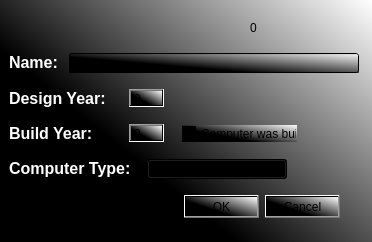
Old version of the form computerdialog.ui in the repository annakrih/T113VLN1-3.
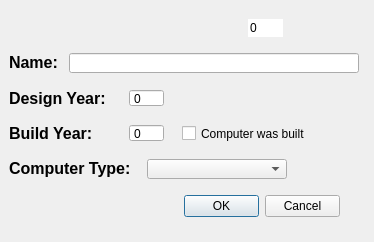
New version of the form.

Patch:
```diff
--- a/computerdialog.ui
+++ b/computerdialog.ui
@@ -6,22 +6,21 @@
    <rect>
     <x>0</x>
     <y>0</y>
-    <width>372</width>
+    <width>374</width>
     <height>242</height>
    </rect>
   </property>
   <property name="minimumSize">
    <size>
-    <width>335</width>
-    <height>222</height>
+    <width>374</width>
+    <height>242</height>
    </size>
   </property>
   <property name="windowTitle">
    <string>Dialog</string>
   </property>
   <property name="styleSheet">
-   <string notr="true">background-color: qconicalgradient(cx:1, cy:0.0340909, angle:0, stop:0 rgba(35, 40, 3, 255), stop:0.16 rgba(136, 106, 22, 255), stop:0.225 rgba(166, 140, 41, 255), stop:0.285 rgba(204, 181, 74, 255), stop:0.345 rgba(235, 219, 102, 255), stop:0.415 rgba(245, 236, 112, 255), stop:0.52 rgba(209, 190, 76, 255), stop:0.57 rgba(187, 156, 51, 255), stop:0.635 rgba(168, 142, 42, 255), stop:0.695 rgba(202, 174, 68, 255), stop:0.75 rgba(218, 202, 86, 255), stop:0.815 rgba(208, 187, 73, 255), stop:0.88 rgba(187, 156, 51, 255), stop:0.935 rgba(137, 108, 26, 255), stop:1 rgba(35, 40, 3, 255));
-background-color: qlineargradient(spread:pad, x1:0.291, y1:0.568, x2:1, y2:0, stop:0 rgba(0, 0, 0, 255), stop:1 rgba(255, 255, 255, 255));</string>
+   <string notr="true"/>
   </property>
   <widget class="QLabel" name="nameLable">
    <property name="geometry">
@@ -44,8 +43,7 @@
     <cursorShape>ArrowCursor</cursorShape>
    </property>
    <property name="styleSheet">
-    <string notr="true">background: none;
-color: white;</string>
+    <string notr="true"/>
    </property>
    <property name="text">
     <string>Name:</string>
@@ -69,8 +67,7 @@
     </font>
    </property>
    <property name="styleSheet">
-    <string notr="true">background: none;
-color: white;</string>
+    <string notr="true"/>
    </property>
    <property name="text">
     <string>Design Year:</string>
@@ -94,8 +91,7 @@
     </font>
    </property>
    <property name="styleSheet">
-    <string notr="true">background: none;
-color: white;</string>
+    <string notr="true"/>
    </property>
    <property name="text">
     <string>Computer Type:</string>
@@ -148,8 +144,7 @@
     </font>
    </property>
    <property name="styleSheet">
-    <string notr="true">background: none;
-color: white;</string>
+    <string notr="true"/>
    </property>
    <property name="text">
     <string>Build Year:</string>
@@ -176,7 +171,7 @@
     <rect>
      <x>182</x>
      <y>125</y>
-     <width>115</width>
+     <width>151</width>
      <height>17</height>
     </rect>
    </property>
@@ -217,6 +212,9 @@
      <kerning>true</kerning>
     </font>
    </property>
+   <property name="styleSheet">
+    <string notr="true"/>
+   </property>
    <property name="frame">
     <bool>false</bool>
    </property>
```
Left out of the diff: 12 changed lines with no effect on the pictures.
